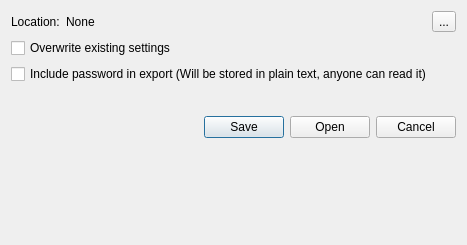
Above: src/vorta/assets/UI/backup.ui from borgbase/vorta before the change. Below: the same form after it.
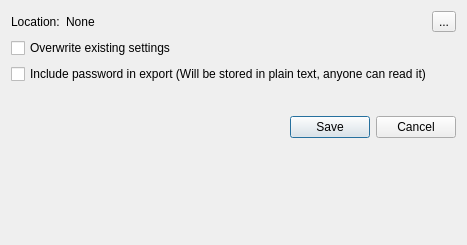
That is the form after the change.

```diff
--- a/src/vorta/assets/UI/backup.ui
+++ b/src/vorta/assets/UI/backup.ui
@@ -36,6 +36,16 @@
      </item>
     </layout>
    </item>
+   <item row="2" column="0" colspan="2">
+    <widget class="QCheckBox" name="overrideExisting">
+     <property name="text">
+      <string>Overwrite existing settings</string>
+     </property>
+     <property name="checked">
+      <bool>false</bool>
+     </property>
+    </widget>
+   </item>
    <item row="3" column="0" colspan="2">
     <widget class="QCheckBox" name="storePassword">
      <property name="text">
@@ -43,7 +53,7 @@
      </property>
     </widget>
    </item>
-   <item row="4" column="1">
+   <item row="5" column="1">
     <widget class="QLabel" name="errors">
      <property name="sizePolicy">
       <sizepolicy hsizetype="Expanding" vsizetype="Preferred">
@@ -70,22 +80,39 @@
      </property>
     </widget>
    </item>
-   <item row="5" column="1">
-    <widget class="QDialogButtonBox" name="buttonBox">
-     <property name="standardButtons">
-      <set>QDialogButtonBox::Cancel|QDialogButtonBox::Open|QDialogButtonBox::Save</set>
+   <item row="6" column="0" colspan="2">
+    <layout class="QHBoxLayout" name="horizontalLayout_7">
+     <property name="sizeConstraint">
+      <enum>QLayout::SetMaximumSize</enum>
      </property>
-    </widget>
-   </item>
-   <item row="2" column="0" colspan="2">
-    <widget class="QCheckBox" name="overrideExisting">
-     <property name="text">
-      <string>Overwrite existing settings</string>
-     </property>
-     <property name="checked">
-      <bool>false</bool>
-     </property>
-    </widget>
+     <item>
+      <spacer name="horizontalSpacer">
+       <property name="orientation">
+        <enum>Qt::Horizontal</enum>
+       </property>
+       <property name="sizeHint" stdset="0">
+        <size>
+         <width>40</width>
+         <height>20</height>
+        </size>
+       </property>
+      </spacer>
+     </item>
+     <item>
+      <widget class="QPushButton" name="saveButton">
+       <property name="text">
+        <string>Save</string>
+       </property>
+      </widget>
+     </item>
+     <item>
+      <widget class="QPushButton" name="cancelButton">
+       <property name="text">
+        <string>Cancel</string>
+       </property>
+      </widget>
+     </item>
+    </layout>
    </item>
   </layout>
  </widget>
```
Left out of the diff: 35 changed lines with no effect on the pictures.
